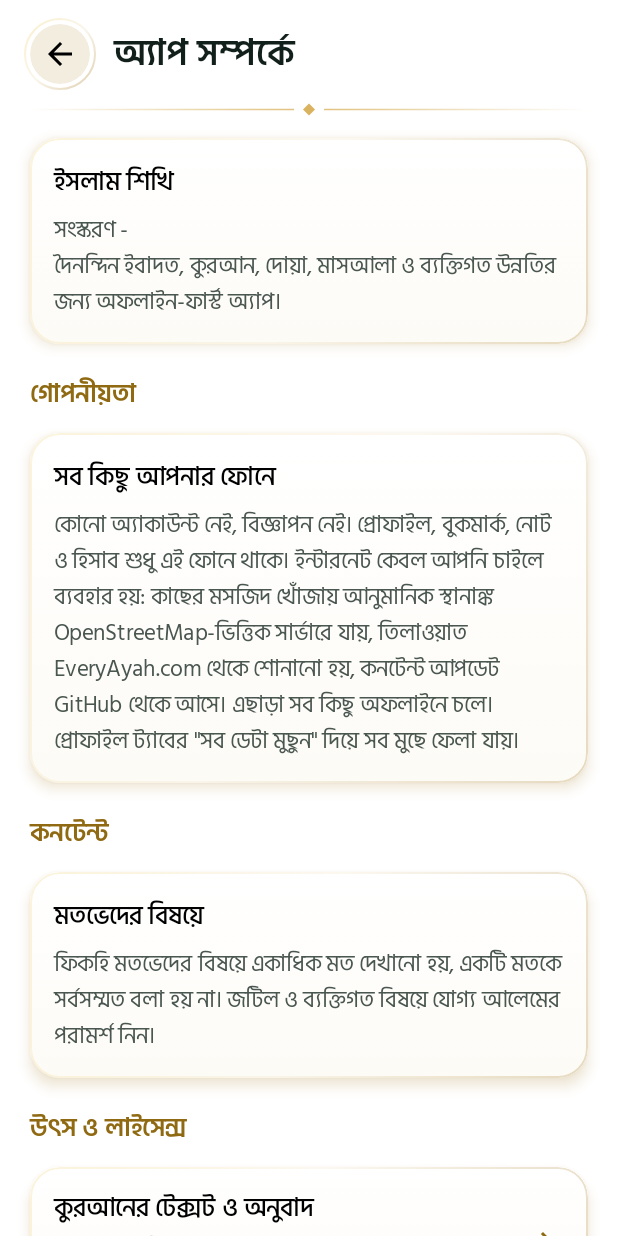
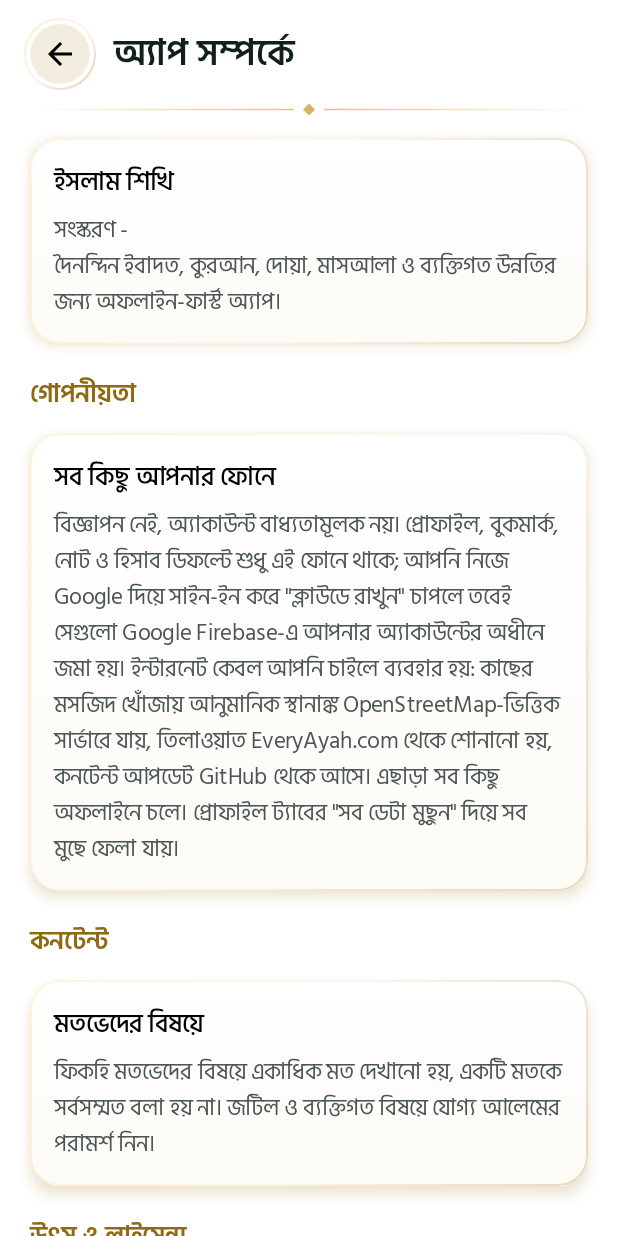
Before and after one commit to thetwinstarbd-byte/islam-shikhi, an Android app built with Jetpack Compose: the composable AboutScreen shown on its own in the app's theme, on a phone screen of 412 x 824 dp. Run offline under Robolectric (Android 15) with nearby library versions, the phone set to English and light mode, and no system bars.

Commit message:
ক্লাউড: গোপনীয়তা-লেখা, নীতি ও Firebase সেটআপ নির্দেশিকা মানানসই করা
Co-Authored-By: Claude Sonnet 5.5 <noreply@anthropic.com>
Claude-Session: https://claude.ai/code/session_015zf4eGsfyCs4DrhW1uTTgM

```diff
--- a/app/src/main/java/com/islamshikhi/app/ui/about/AboutScreen.kt
+++ b/app/src/main/java/com/islamshikhi/app/ui/about/AboutScreen.kt
@@ -22,7 +22,7 @@ fun AboutScreen(onBack: () -> Unit, onNavigate: (String) -> Unit) {
         SectionTitle("গোপনীয়তা")
         InfoCard(
             "সব কিছু আপনার ফোনে",
-            "কোনো অ্যাকাউন্ট নেই, বিজ্ঞাপন নেই। প্রোফাইল, বুকমার্ক, নোট ও হিসাব শুধু এই ফোনে থাকে। ইন্টারনেট কেবল আপনি চাইলে ব্যবহার হয়: কাছের মসজিদ খোঁজায় আনুমানিক স্থানাঙ্ক OpenStreetMap-ভিত্তিক সার্ভারে যায়, তিলাওয়াত EveryAyah.com থেকে শোনানো হয়, কনটেন্ট আপডেট GitHub থেকে আসে। এছাড়া সব কিছু অফলাইনে চলে। " +
+            "বিজ্ঞাপন নেই, অ্যাকাউন্ট বাধ্যতামূলক নয়। প্রোফাইল, বুকমার্ক, নোট ও হিসাব ডিফল্টে শুধু এই ফোনে থাকে; আপনি নিজে Google দিয়ে সাইন-ইন করে \"ক্লাউডে রাখুন\" চাপলে তবেই সেগুলো Google Firebase-এ আপনার অ্যাকাউন্টের অধীনে জমা হয়। ইন্টারনেট কেবল আপনি চাইলে ব্যবহার হয়: কাছের মসজিদ খোঁজায় আনুমানিক স্থানাঙ্ক OpenStreetMap-ভিত্তিক সার্ভারে যায়, তিলাওয়াত EveryAyah.com থেকে শোনানো হয়, কনটেন্ট আপডেট GitHub থেকে আসে। এছাড়া সব কিছু অফলাইনে চলে। " +
                 "প্রোফাইল ট্যাবের \"সব ডেটা মুছুন\" দিয়ে সব মুছে ফেলা যায়।"
         )
 
```
Also changed, not shown: 3 other files.
